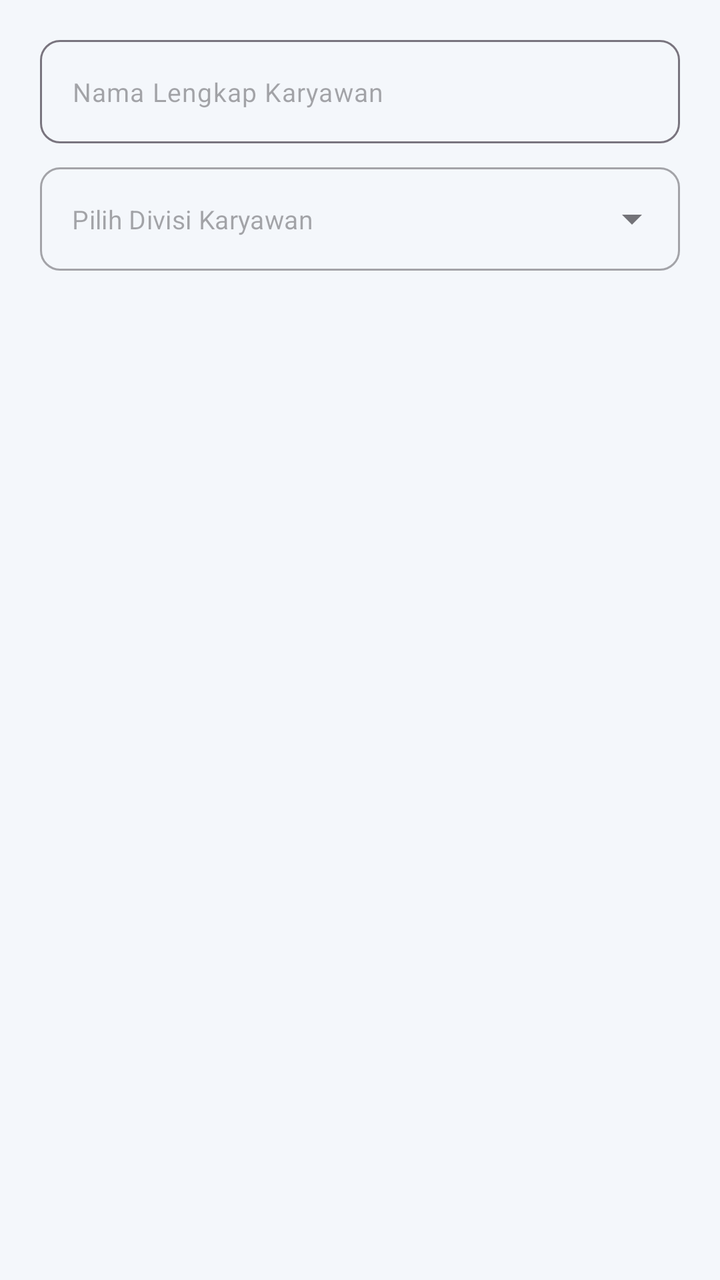
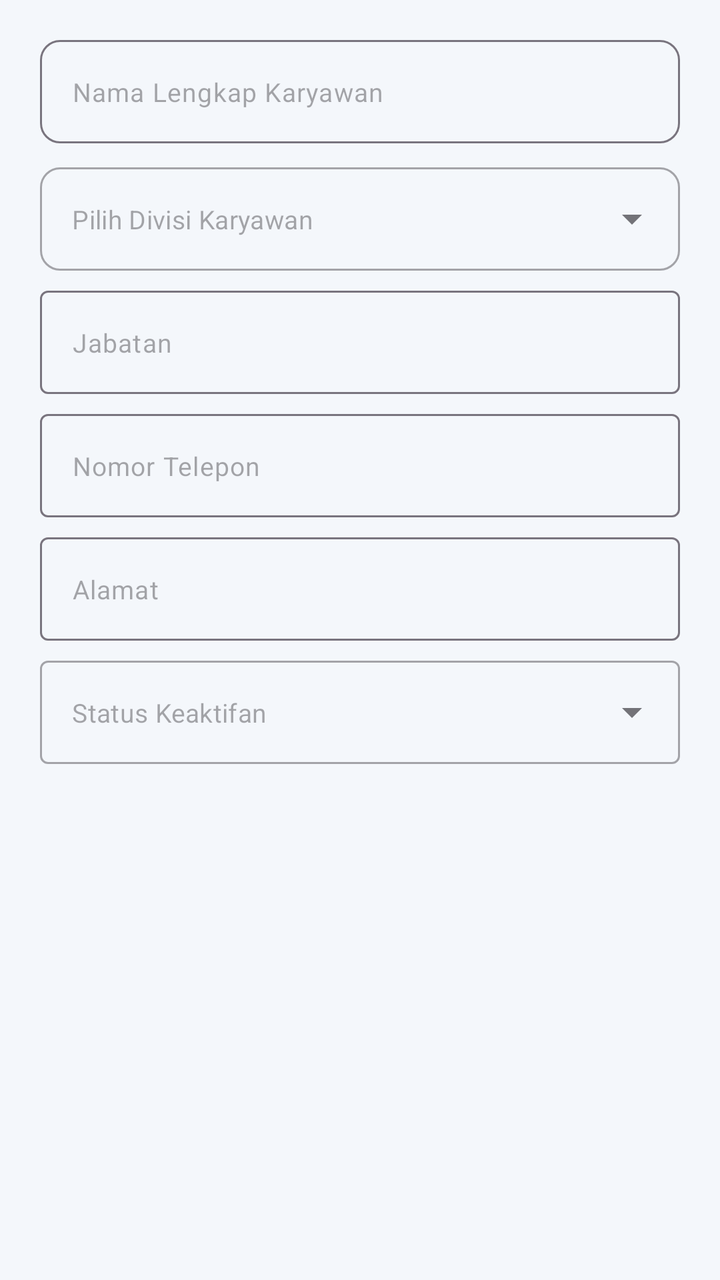

An Android layout rendered at two revisions. The XML below is the earlier revision; the diff shows what the commit changed to produce the second picture.
<!-- AndroidManifest.xml: application theme Theme.JIPLays -->
<!-- res/layout/dialog_karyawan_form.xml -->
<?xml version="1.0" encoding="utf-8"?>
<LinearLayout xmlns:android="http://schemas.android.com/apk/res/android"
    xmlns:app="http://schemas.android.com/apk/res-auto"
    android:layout_width="match_parent"
    android:layout_height="wrap_content"
    android:orientation="vertical"
    android:padding="20dp">

    <com.google.android.material.textfield.TextInputLayout
        android:layout_width="match_parent"
        android:layout_height="wrap_content"
        app:boxBackgroundMode="outline"
        app:boxCornerRadiusTopStart="10dp"
        app:boxCornerRadiusTopEnd="10dp"
        app:boxCornerRadiusBottomStart="10dp"
        app:boxCornerRadiusBottomEnd="10dp"
        app:hintEnabled="false">

        <com.google.android.material.textfield.TextInputEditText
            android:id="@+id/etNamaKaryawanDialog"
            android:layout_width="match_parent"
            android:layout_height="wrap_content"
            android:hint="Nama Lengkap Karyawan"
            android:inputType="textCapWords"
            android:textSize="13sp" />
    </com.google.android.material.textfield.TextInputLayout>

    <com.google.android.material.textfield.TextInputLayout
        style="@style/Widget.MaterialComponents.TextInputLayout.OutlinedBox.ExposedDropdownMenu"
        android:layout_width="match_parent"
        android:layout_height="wrap_content"
        android:layout_marginTop="12dp"
        app:boxCornerRadiusTopStart="10dp"
        app:boxCornerRadiusTopEnd="10dp"
        app:boxCornerRadiusBottomStart="10dp"
        app:boxCornerRadiusBottomEnd="10dp"
        app:hintEnabled="false">

        <AutoCompleteTextView
            android:id="@+id/actDivisiKaryawanDialog"
            android:layout_width="match_parent"
            android:layout_height="wrap_content"
            android:hint="Pilih Divisi Karyawan"
            android:inputType="none"
            android:textSize="13sp" />
    </com.google.android.material.textfield.TextInputLayout>
</LinearLayout>
<!-- resources referenced by this layout -->
<resources>
  <style name="Theme.JIPLays" parent="Base.Theme.JIPLays" />
  <style name="Base.Theme.JIPLays" parent="Theme.Material3.DayNight.NoActionBar">
          <item name="colorPrimary">@color/primary_blue</item>
          <item name="colorPrimaryVariant">@color/primary_navy</item>
          <item name="colorOnPrimary">@color/white</item>
          <item name="colorSecondary">@color/accent_blue</item>
          <item name="colorOnSecondary">@color/white</item>
          <item name="android:statusBarColor">@color/primary_navy</item>
          <item name="android:windowBackground">@color/background</item>
      </style>
  <color name="primary_blue">#2B5C92</color>
  <color name="primary_navy">#0C1446</color>
  <color name="white">#FFFFFF</color>
  <color name="accent_blue">#1E88E5</color>
  <color name="background">#F4F7FB</color>
</resources>

<!-- the commit's change to res/layout/dialog_karyawan_form.xml (unified diff, before → after) -->
@@ -1,10 +1,15 @@
 <?xml version="1.0" encoding="utf-8"?>
-<LinearLayout xmlns:android="http://schemas.android.com/apk/res/android"
+<ScrollView xmlns:android="http://schemas.android.com/apk/res/android"
     xmlns:app="http://schemas.android.com/apk/res-auto"
     android:layout_width="match_parent"
     android:layout_height="wrap_content"
-    android:orientation="vertical"
-    android:padding="20dp">
+    android:fillViewport="true">
+
+    <LinearLayout
+        android:layout_width="match_parent"
+        android:layout_height="wrap_content"
+        android:orientation="vertical"
+        android:padding="20dp">
 
     <com.google.android.material.textfield.TextInputLayout
         android:layout_width="match_parent"
@@ -44,4 +49,62 @@
             android:inputType="none"
             android:textSize="13sp" />
     </com.google.android.material.textfield.TextInputLayout>
-</LinearLayout>
+
+    <com.google.android.material.textfield.TextInputLayout
+        android:layout_width="match_parent"
+        android:layout_height="wrap_content"
+        android:layout_marginTop="10dp"
+        app:hintEnabled="false">
+        <com.google.android.material.textfield.TextInputEditText
+            android:id="@+id/etJabatanKaryawanDialog"
+            android:layout_width="match_parent"
+            android:layout_height="wrap_content"
+            android:hint="Jabatan"
+            android:inputType="textCapSentences"
+            android:textSize="13sp" />
+    </com.google.android.material.textfield.TextInputLayout>
+
+    <com.google.android.material.textfield.TextInputLayout
+        android:layout_width="match_parent"
+        android:layout_height="wrap_content"
+        android:layout_marginTop="10dp"
+        app:hintEnabled="false">
+        <com.google.android.material.textfield.TextInputEditText
+            android:id="@+id/etTeleponKaryawanDialog"
+            android:layout_width="match_parent"
+            android:layout_height="wrap_content"
+            android:hint="Nomor Telepon"
+            android:inputType="phone"
+            android:textSize="13sp" />
+    </com.google.android.material.textfield.TextInputLayout>
+
+    <com.google.android.material.textfield.TextInputLayout
+        android:layout_width="match_parent"
+        android:layout_height="wrap_content"
+        android:layout_marginTop="10dp"
+        app:hintEnabled="false">
+        <com.google.android.material.textfield.TextInputEditText
+            android:id="@+id/etAlamatKaryawanDialog"
+            android:layout_width="match_parent"
+            android:layout_height="wrap_content"
+            android:hint="Alamat"
+            android:inputType="textPostalAddress|textCapSentences"
+            android:textSize="13sp" />
+    </com.google.android.material.textfield.TextInputLayout>
+
+    <com.google.android.material.textfield.TextInputLayout
+        style="@style/Widget.MaterialComponents.TextInputLayout.OutlinedBox.ExposedDropdownMenu"
+        android:layout_width="match_parent"
+        android:layout_height="wrap_content"
+        android:layout_marginTop="10dp"
+        app:hintEnabled="false">
+        <AutoCompleteTextView
+            android:id="@+id/actStatusKeaktifanDialog"
+            android:layout_width="match_parent"
+            android:layout_height="wrap_content"
+            android:hint="Status Keaktifan"
+            android:inputType="none"
+            android:textSize="13sp" />
+    </com.google.android.material.textfield.TextInputLayout>
+    </LinearLayout>
+</ScrollView>
